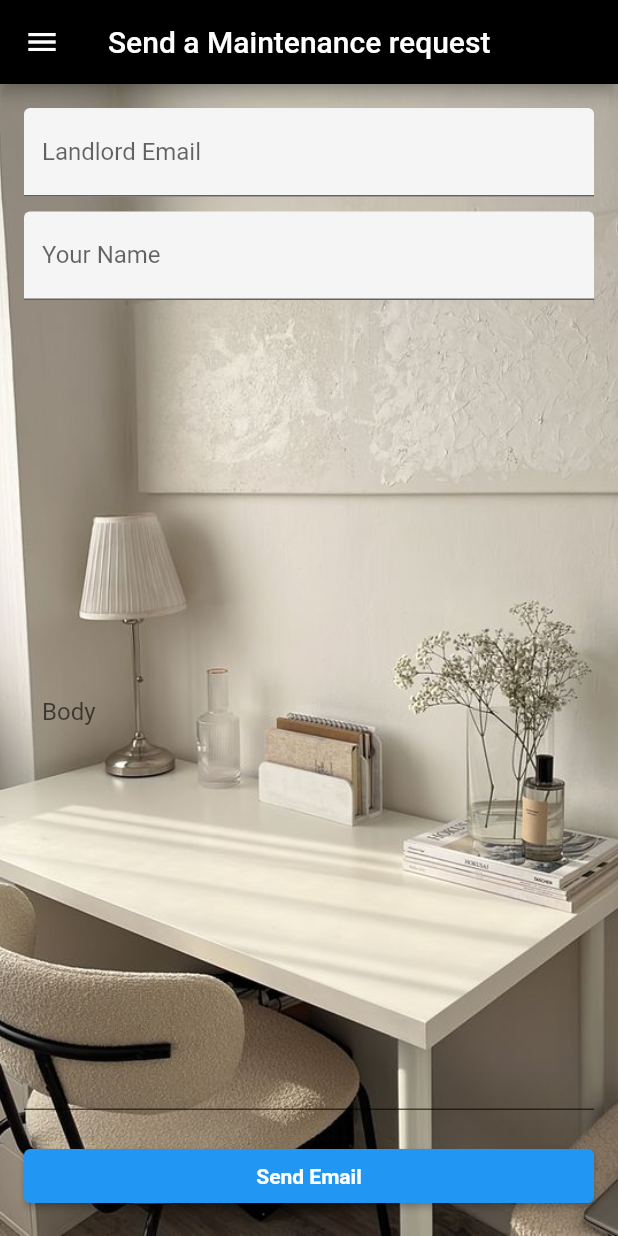
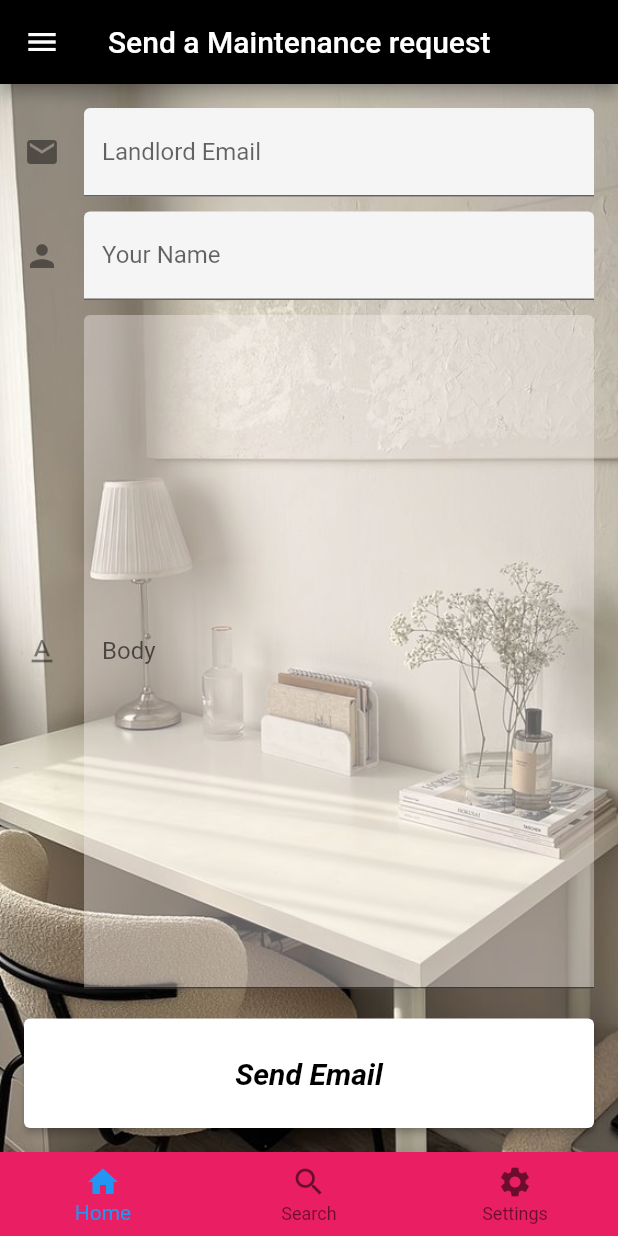
Before and after one commit to jovinraymond/reccess_project, a Flutter app: the SendEmailScreen screen opened by its route, on a phone screen of 412 x 824 dp. Run offline on Flutter 3.47's test engine with Material 2 defaults, Android fonts, the phone set to English and light mode, and no system bars; our stand-ins replace cloud_firestore, firebase_auth, firebase_core, shared_preferences, signature; missing offline and left inert: dart:html, flutterwave_standard; accounts and stored records are empty.

Commit message:
i modified the maintenance request function and necessary changes in the main.dart file

```diff
--- a/lib/mantainance_request.dart
+++ b/lib/mantainance_request.dart
@@ -15,6 +15,14 @@ class _SendEmailScreenState extends State<SendEmailScreen> {
   final TextEditingController _nameController = TextEditingController();
   final TextEditingController _emailController = TextEditingController();
   final TextEditingController _messageController = TextEditingController();
+
+  int _selectedIndex = 0;
+
+  void _onItemTapped(int index) {
+    setState(() {
+      _selectedIndex = index;
+    });
+  }
 
   @override
   Widget build(BuildContext context) {
@@ -48,7 +56,7 @@ class _SendEmailScreenState extends State<SendEmailScreen> {
             ListTile(
               title: Text('View Profile'),
               onTap: () {
-                Navigator.pushNamed(context, 'user_profile');
+                Navigator.pushNamed(context, 'profile');
               },
             ),
             ListTile(
@@ -98,7 +106,7 @@ class _SendEmailScreenState extends State<SendEmailScreen> {
                       labelText: 'Landlord Email',
                       fillColor: Colors.grey.shade100,
                       filled: true,
-                  ),
+                      icon: Icon(Icons.email)),
                 ),
                 SizedBox(height: 10),
                 TextField(
@@ -107,7 +115,7 @@ class _SendEmailScreenState extends State<SendEmailScreen> {
                       labelText: 'Your Name',
                       fillColor: Colors.grey.shade100,
                       filled: true,
-                  ),
+                      icon: Icon(Icons.person)),
                 ),
                 SizedBox(height: 10),
                 Expanded(
@@ -118,13 +126,17 @@ class _SendEmailScreenState extends State<SendEmailScreen> {
                     keyboardType: TextInputType.multiline,
                     decoration: InputDecoration(
                         labelText: 'Body',
-                      fillColor: Colors.transparent,
+                        fillColor: Color(0x62f9f3f3),
                         filled: true,
-                    ),
+                        icon: Icon(Icons.text_format)),
                   ),
                 ),
                 SizedBox(height: 20),
                 ElevatedButton(
+                  style: ElevatedButton.styleFrom(
+                      primary: Colors.white,
+                      onPrimary: Colors.black,
+                      padding: EdgeInsets.all(25)),
                   onPressed: () async {
                     if (_formKey.currentState!.validate()) {
                       final response = await sendEmail(
@@ -132,6 +144,7 @@ class _SendEmailScreenState extends State<SendEmailScreen> {
                         _emailController.text, // Step 2
                         _messageController.text, // Step 2
                       );
+
                       ScaffoldMessenger.of(context).showSnackBar(
                         response == 200
                             ? const SnackBar(
@@ -147,13 +160,43 @@ class _SendEmailScreenState extends State<SendEmailScreen> {
                     }
                   },
                   child: Text("Send Email",
-                      style: TextStyle(fontWeight: FontWeight.bold)),
+                      style: TextStyle(
+                          fontWeight: FontWeight.bold,
+                          fontStyle: FontStyle.italic,
+                          fontSize: 20)),
                 ),
               ],
             ),
           ),
         ),
       ),
+      bottomNavigationBar: BottomNavigationBar(
+        backgroundColor: Colors.pink,
+        items: [
+          BottomNavigationBarItem(
+            icon: Icon(Icons.home),
+            label: 'Home',
+          ),
+          BottomNavigationBarItem(
+            icon: Icon(Icons.search),
+            label: 'Search',
+          ),
+          BottomNavigationBarItem(
+              icon: Icon(Icons.settings),
+              label: 'Settings',
+              backgroundColor: Colors.pink),
+        ],
+        currentIndex: _selectedIndex,
+        onTap: (index) {
+          if (index == 0) {
+            // Navigate to the homepage when the home icon is tapped
+            Navigator.pushReplacementNamed(context, "home");
+          } else {
+            _onItemTapped(
+                index); // Continue with the existing logic for other icons
+          }
+        },
+      ), // This trailing
     );
   }
 
```
Also changed, not shown: lib/main.dart (+153 -8 lines). Lines whose indentation alone changed are shown as unchanged.
